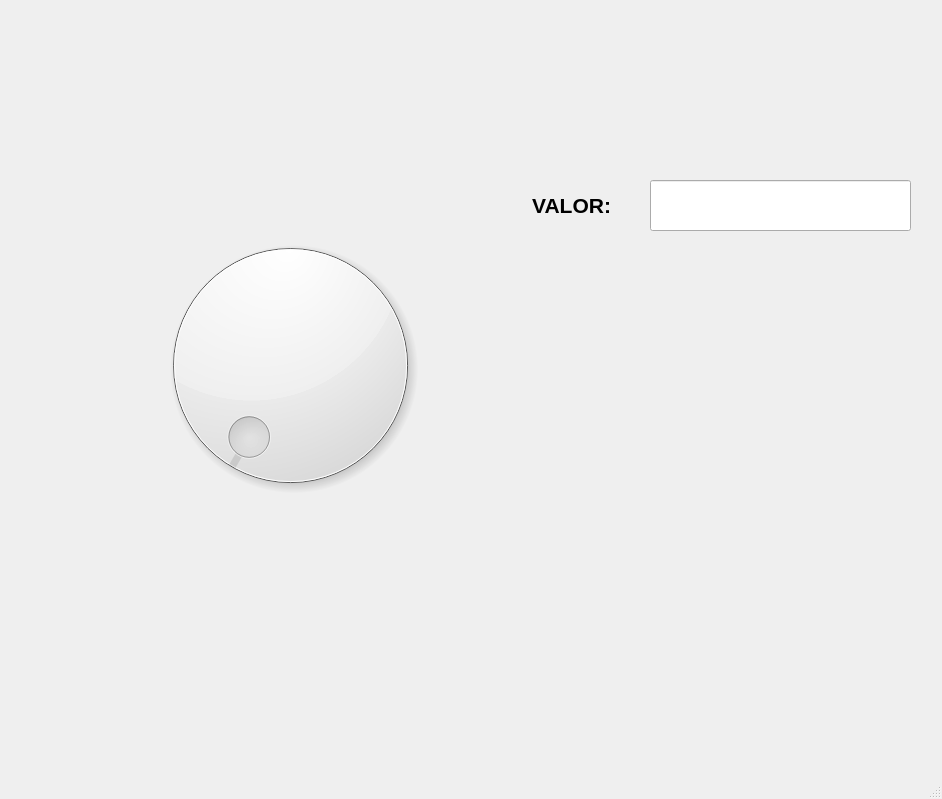
First picture: the form in P3_Dial_Img.ui, repository ahgarciar/PIP_UNIDAD_2_2021_3, before the edit.
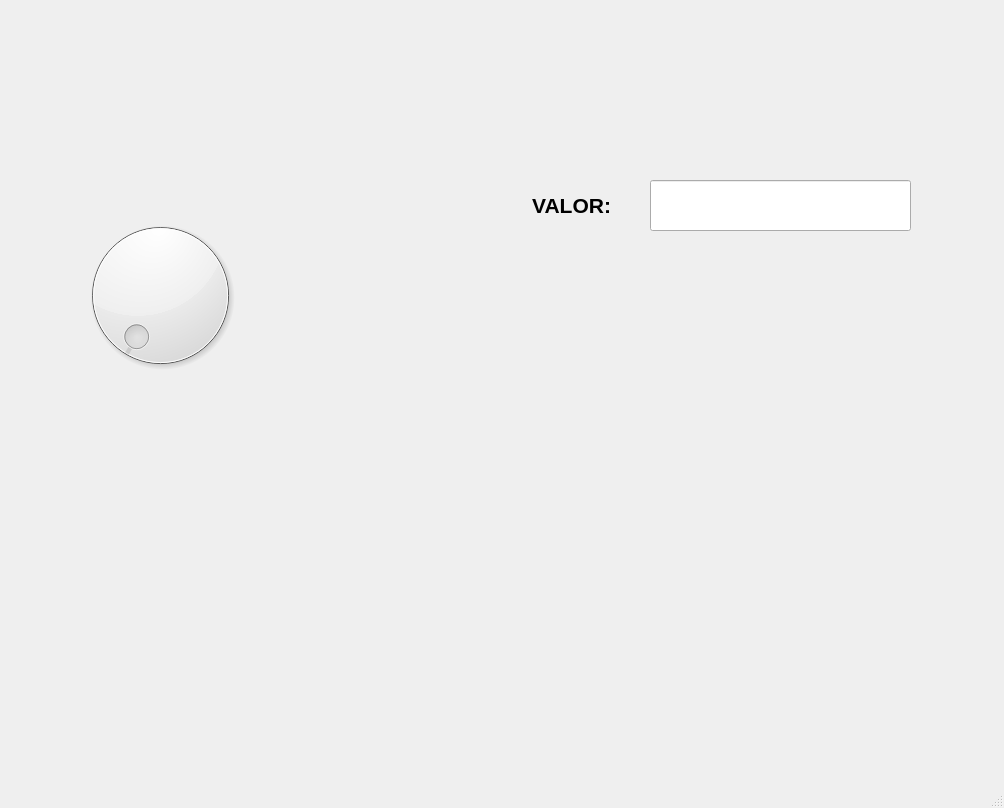
Second picture: the form after the edit. Icons and pictures are not drawn.

Commit message: Clase 21 Sept

The edit to the form file:
```diff
--- a/P3_Dial_Img.ui
+++ b/P3_Dial_Img.ui
@@ -6,8 +6,8 @@
    <rect>
     <x>0</x>
     <y>0</y>
-    <width>942</width>
-    <height>799</height>
+    <width>1004</width>
+    <height>808</height>
    </rect>
   </property>
   <property name="windowTitle">
@@ -36,8 +36,8 @@
    <widget class="QLabel" name="label_3">
     <property name="geometry">
      <rect>
-      <x>750</x>
-      <y>540</y>
+      <x>810</x>
+      <y>590</y>
       <width>181</width>
       <height>141</height>
      </rect>
@@ -55,10 +55,10 @@
    <widget class="QDial" name="dial">
     <property name="geometry">
      <rect>
-      <x>130</x>
-      <y>220</y>
-      <width>321</width>
-      <height>291</height>
+      <x>60</x>
+      <y>210</y>
+      <width>201</width>
+      <height>171</height>
      </rect>
     </property>
     <property name="orientation">
@@ -108,6 +108,25 @@
      <set>Qt::AlignCenter</set>
     </property>
    </widget>
+   <widget class="QLabel" name="txt_img">
+    <property name="geometry">
+     <rect>
+      <x>340</x>
+      <y>280</y>
+      <width>441</width>
+      <height>391</height>
+     </rect>
+    </property>
+    <property name="text">
+     <string/>
+    </property>
+    <property name="pixmap">
+     <pixmap resource="recursos_proyecto.qrc">:/LOGO/AmongB</pixmap>
+    </property>
+    <property name="scaledContents">
+     <bool>true</bool>
+    </property>
+   </widget>
   </widget>
   <widget class="QMenuBar" name="menubar">
    <property name="geometry">
```
Left out of the diff: 2 changed lines with no effect on the pictures. The commit also changes 2 other files.
